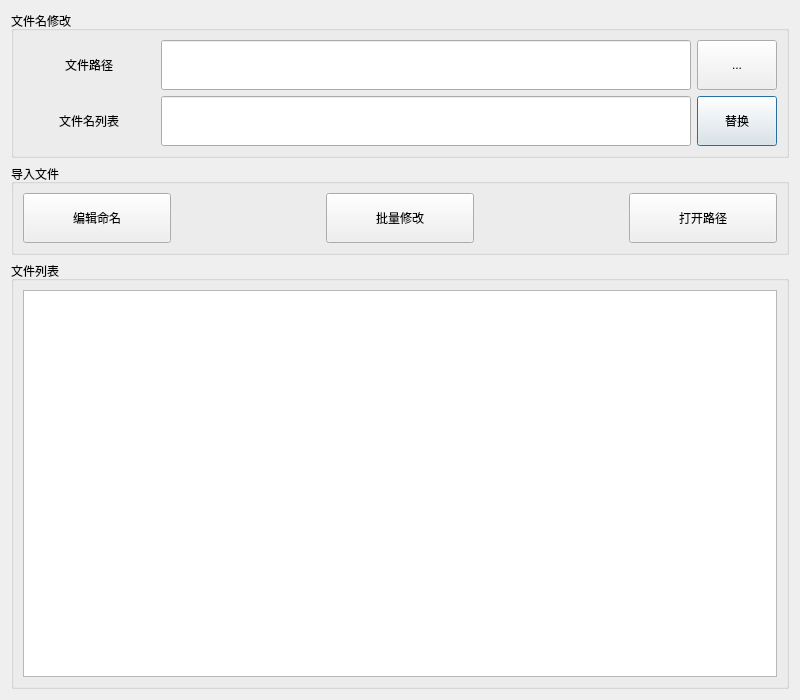
Qt form rename_file_name.ui (WeiMuYang/markdown-assistant) before a commit.
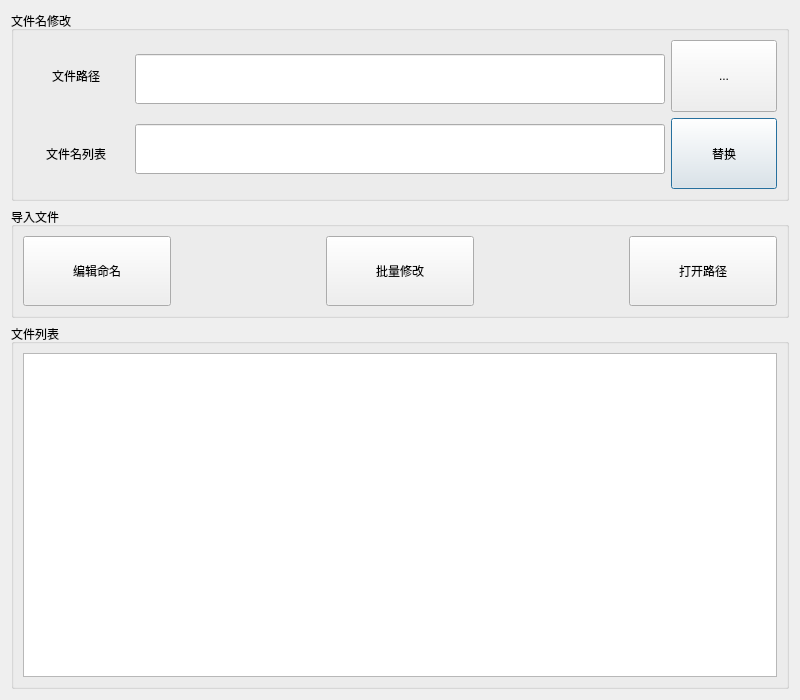
The same form after that commit.

What changed in the file:
```diff
--- a/rename_file_name.ui
+++ b/rename_file_name.ui
@@ -10,6 +10,12 @@
     <height>700</height>
    </rect>
   </property>
+  <property name="sizePolicy">
+   <sizepolicy hsizetype="Preferred" vsizetype="Expanding">
+    <horstretch>0</horstretch>
+    <verstretch>0</verstretch>
+   </sizepolicy>
+  </property>
   <property name="minimumSize">
    <size>
     <width>750</width>
@@ -19,7 +25,7 @@
   <property name="windowTitle">
    <string>Dialog</string>
   </property>
-  <layout class="QVBoxLayout" name="verticalLayout_5">
+  <layout class="QVBoxLayout" name="verticalLayout_5" stretch="2,1,4">
    <item>
     <widget class="QGroupBox" name="pathWgt">
      <property name="sizePolicy">
@@ -31,7 +37,7 @@
      <property name="minimumSize">
       <size>
        <width>0</width>
-       <height>126</height>
+       <height>190</height>
       </size>
      </property>
      <property name="maximumSize">
@@ -43,7 +49,7 @@
      <property name="title">
       <string>文件名修改</string>
      </property>
-     <layout class="QHBoxLayout" name="horizontalLayout_4" stretch="1,4,0">
+     <layout class="QHBoxLayout" name="horizontalLayout_4" stretch="1,5,1">
       <item>
        <layout class="QVBoxLayout" name="verticalLayout_2">
         <item>
@@ -145,7 +151,7 @@
         <item>
          <widget class="QToolButton" name="ChoosePbn">
           <property name="sizePolicy">
-           <sizepolicy hsizetype="Expanding" vsizetype="Expanding">
+           <sizepolicy hsizetype="Expanding" vsizetype="Preferred">
             <horstretch>0</horstretch>
             <verstretch>0</verstretch>
            </sizepolicy>
@@ -158,7 +164,7 @@
         <item>
          <widget class="QPushButton" name="ReplaceByListPbn">
           <property name="sizePolicy">
-           <sizepolicy hsizetype="Expanding" vsizetype="Expanding">
+           <sizepolicy hsizetype="Expanding" vsizetype="Preferred">
             <horstretch>0</horstretch>
             <verstretch>0</verstretch>
            </sizepolicy>
@@ -181,6 +187,12 @@
    </item>
    <item>
     <widget class="QGroupBox" name="groupBox_2">
+     <property name="maximumSize">
+      <size>
+       <width>16777215</width>
+       <height>120</height>
+      </size>
+     </property>
      <property name="title">
       <string>导入文件</string>
      </property>
@@ -190,7 +202,7 @@
         <item>
          <widget class="QPushButton" name="ModifyNameFilePbn">
           <property name="sizePolicy">
-           <sizepolicy hsizetype="Expanding" vsizetype="Fixed">
+           <sizepolicy hsizetype="Expanding" vsizetype="Preferred">
             <horstretch>0</horstretch>
             <verstretch>0</verstretch>
            </sizepolicy>
@@ -198,7 +210,7 @@
           <property name="minimumSize">
            <size>
             <width>0</width>
-            <height>50</height>
+            <height>70</height>
            </size>
           </property>
           <property name="text">
@@ -222,7 +234,7 @@
         <item>
          <widget class="QPushButton" name="ReplaceByFilePbn">
           <property name="sizePolicy">
-           <sizepolicy hsizetype="Expanding" vsizetype="Fixed">
+           <sizepolicy hsizetype="Expanding" vsizetype="Preferred">
             <horstretch>0</horstretch>
             <verstretch>0</verstretch>
            </sizepolicy>
@@ -230,7 +242,7 @@
           <property name="minimumSize">
            <size>
             <width>0</width>
-            <height>50</height>
+            <height>70</height>
            </size>
           </property>
           <property name="text">
@@ -254,7 +266,7 @@
         <item>
          <widget class="QPushButton" name="OpenFilePathPbn">
           <property name="sizePolicy">
-           <sizepolicy hsizetype="Expanding" vsizetype="Fixed">
+           <sizepolicy hsizetype="Expanding" vsizetype="Preferred">
             <horstretch>0</horstretch>
             <verstretch>0</verstretch>
            </sizepolicy>
@@ -262,7 +274,7 @@
           <property name="minimumSize">
            <size>
             <width>0</width>
-            <height>50</height>
+            <height>70</height>
            </size>
           </property>
           <property name="text">
```
Left out of the diff: 2 changed lines with no effect on the pictures.
